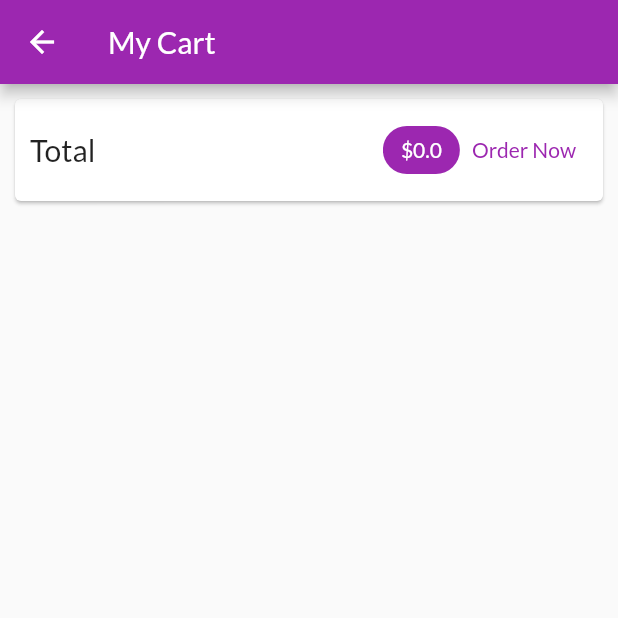
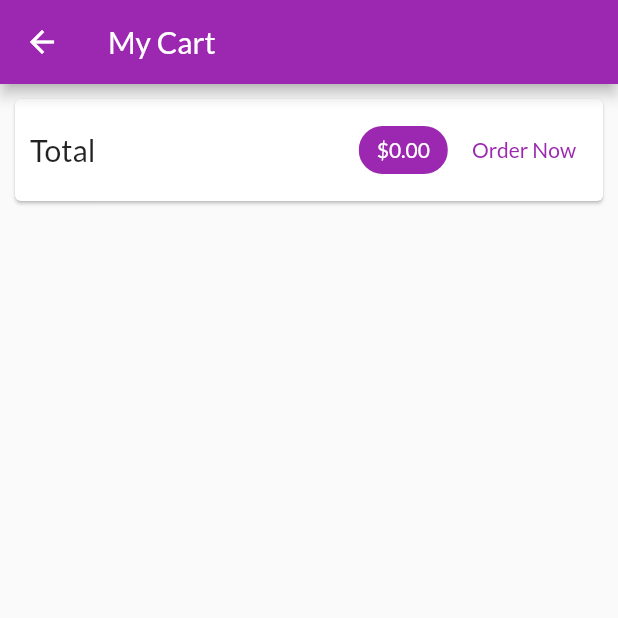
Before and after one commit to MahmoudDahi/simple_shop, a Flutter app: the CartScreen screen opened by its route, after a tap on "Order Now", on a phone screen of 412 x 824 dp, the top half of it. Run offline on Flutter 3.47's test engine with Material 2 defaults, Android fonts, the phone set to English and light mode, and no system bars; network calls fail.

Commit message:
add product ,cart and order to simple shop app

```diff
--- /dev/null
+++ b/lib/providers/order.dart
@@ -0,0 +1,39 @@
+import 'package:flutter/foundation.dart';
+
+import './cart.dart';
+
+class OrderItem {
+  final String id;
+  final double amount;
+  final List<CartItem> products;
+  final DateTime dateTime;
+
+  OrderItem({
+    @required this.id,
+    @required this.amount,
+    @required this.dateTime,
+    @required this.products,
+  });
+}
+
+class Order with ChangeNotifier {
+  List<OrderItem> _orders = [];
+
+  List<OrderItem> get orders {
+    return [..._orders];
+  }
+
+  void addOrder(List<CartItem> cartItems, double totalPrice) {
+    _orders.insert(
+      0,
+      OrderItem(
+        id: DateTime.now().toString(),
+        amount: totalPrice,
+        dateTime: DateTime.now(),
+        products: cartItems,
+      ),
+    );
+
+    notifyListeners();
+  }
+}
--- a/lib/screens/cart_screen.dart
+++ b/lib/screens/cart_screen.dart
@@ -2,6 +2,7 @@ import 'package:flutter/material.dart';
 import 'package:provider/provider.dart';
 
 import '../providers/cart.dart' show Cart;
+import '../providers/order.dart';
 import '../widgets/cart_item.dart';
 
 class CartScreen extends StatelessWidget {
@@ -31,7 +32,7 @@ class CartScreen extends StatelessWidget {
                   Spacer(),
                   Chip(
                     label: Text(
-                      '\$${cart.totalPrice}',
+                      '\$${cart.totalPrice.toStringAsFixed(2)}',
                       style: TextStyle(
                         color: Theme.of(context)
                             .primaryTextTheme
@@ -41,10 +42,19 @@ class CartScreen extends StatelessWidget {
                     ),
                     backgroundColor: Theme.of(context).primaryColor,
                   ),
+                  SizedBox(
+                    width: 8,
+                  ),
                   TextButton(
                     child: Text('Order Now'),
-                    onPressed: () {},
-                  )
+                    onPressed: () {
+                      Provider.of<Order>(context, listen: false).addOrder(
+                        cart.item.values.toList(),
+                        cart.totalPrice,
+                      );
+                      cart.clear();
+                    },
+                  ),
                 ],
               ),
             ),
--- /dev/null
+++ b/lib/screens/orders_screen.dart
@@ -0,0 +1,28 @@
+import 'package:flutter/material.dart';
+import 'package:provider/provider.dart';
+
+
+import '../widgets/app_drawer.dart';
+import '../providers/order.dart' show Order;
+import '../widgets/order_item.dart';
+
+class OrderScreen extends StatelessWidget {
+  static const routeName = '/order-screen';
+
+  @override
+  Widget build(BuildContext context) {
+    final ordersData = Provider.of<Order>(context);
+    return Scaffold(
+      drawer: AppDrawer(),
+      appBar: AppBar(
+        title: Text('My Orders'),
+      ),
+      body: ListView.builder(
+        itemCount: ordersData.orders.length,
+        itemBuilder: (ctx, i) => OrderItem(
+          ordersData.orders[i],
+        ),
+      ),
+    );
+  }
+}
--- a/lib/screens/products_overview_screen.dart
+++ b/lib/screens/products_overview_screen.dart
@@ -5,6 +5,7 @@ import '../providers/cart.dart';
 import './cart_screen.dart';
 import '../widgets/badge.dart';
 import '../widgets/products_grid_item.dart';
+import '../widgets/app_drawer.dart';
 
 enum FilterOption {
   Favorites,
@@ -22,6 +23,7 @@ class _ProductsOverviewScreenState extends State<ProductsOverviewScreen> {
   @override
   Widget build(BuildContext context) {
     return Scaffold(
+      drawer: AppDrawer(),
       appBar: AppBar(
         title: const Text('My Shop'),
         actions: [
@@ -51,10 +53,10 @@ class _ProductsOverviewScreenState extends State<ProductsOverviewScreen> {
           ),
           Consumer<Cart>(
             builder: (_, cart, child) {
-              return Badge(
+              return cart.itemCount!=0 ? Badge(
                 child: child,
                 value: cart.itemCount.toString(),
-              );
+              ): child;
             },
             child: IconButton(
               icon: const Icon(
--- /dev/null
+++ b/lib/widgets/order_item.dart
@@ -0,0 +1,67 @@
+import 'dart:math';
+
+import 'package:flutter/material.dart';
+import 'package:intl/intl.dart';
+
+import '../providers/order.dart' as ord;
+
+class OrderItem extends StatefulWidget {
+  final ord.OrderItem order;
+
+  OrderItem(this.order);
+
+  @override
+  State<OrderItem> createState() => _OrderItemState();
+}
+
+class _OrderItemState extends State<OrderItem> {
+  bool isExpanded = false;
+  @override
+  Widget build(BuildContext context) {
+    return Card(
+      margin: EdgeInsets.all(10),
+      child: Column(
+        children: [
+          ListTile(
+            title: Text('\$${widget.order.amount}'),
+            subtitle: Text(
+                DateFormat('dd MM yyyy hh:mm').format(widget.order.dateTime)),
+            trailing: IconButton(
+              onPressed: () {
+                setState(() {
+                  isExpanded = !isExpanded;
+                });
+              },
+              icon: Icon(isExpanded ? Icons.expand_less : Icons.expand_more),
+            ),
+          ),
+          if (isExpanded)
+            Container(
+              padding: const EdgeInsets.symmetric(horizontal: 15,vertical: 4),
+              height: min(widget.order.products.length * 20 + 10.0, 100),
+              child: ListView(
+                children: widget.order.products
+                    .map(
+                      (prod) => Row(
+                        mainAxisAlignment: MainAxisAlignment.spaceBetween,
+                        children: [
+                          Text(
+                            prod.title,
+                            style: TextStyle(
+                                fontSize: 18, fontWeight: FontWeight.bold),
+                          ),
+                          Text(
+                            '${prod.quantity} x \$${prod.price}',
+                            style: TextStyle(fontSize: 18, color: Colors.grey),
+                          ),
+                        ],
+                      ),
+                    )
+                    .toList(),
+              ),
+            )
+        ],
+      ),
+    );
+  }
+}
--- a/pubspec.yaml
+++ b/pubspec.yaml
@@ -30,6 +30,7 @@ dependencies:
   flutter:
     sdk: flutter
   provider: ^6.0.1
+  intl: ^0.17.0
 
 
   # The following adds the Cupertino Icons font to your application.
```
Also changed, not shown: lib/main.dart (+11 -1 lines), lib/providers/cart.dart (+24 -0 lines), lib/providers/products.dart (+23 -2 lines), lib/screens/edit_product_screen.dart (added, +246 -0 lines), lib/screens/product_details_screen.dart (+31 -0 lines), lib/screens/user_products_screen.dart (added, +42 -0 lines), lib/widgets/app_drawer.dart (added, +44 -0 lines), lib/widgets/cart_item.dart (+25 -2 lines), lib/widgets/product_item.dart (+13 -4 lines), lib/widgets/user_product_item.dart (added, +46 -0 lines), pubspec.lock.
